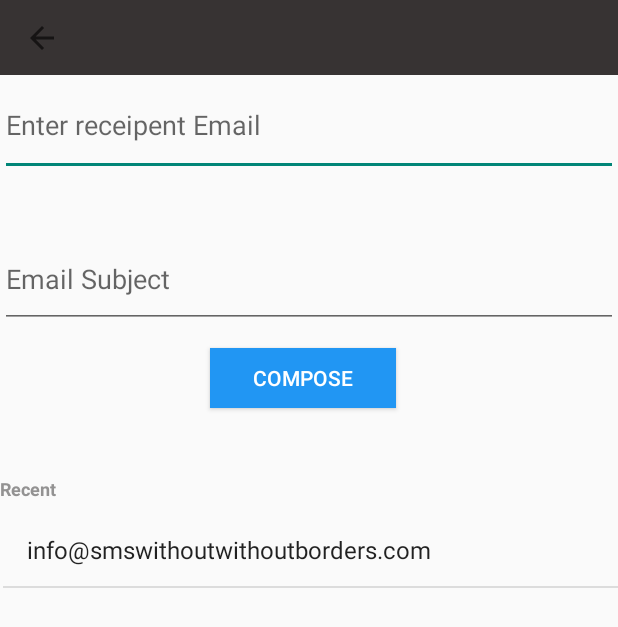
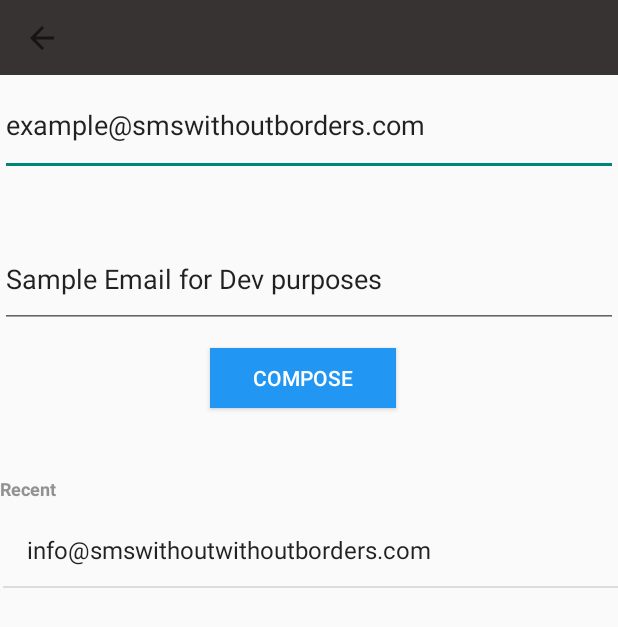
Before and after one commit to smswithoutborders/SMSWithoutBorders-App-Android, an Android app: the RecentChats screen opened directly, with no data from a screen before it, on a phone screen of 412 x 824 dp. Shown: the top 627 px of the screen. Run offline under Robolectric (Android 15) with nearby library versions, the light colour scheme and no system bars.

Commit message:
Update: Changed composition screen

```diff
--- a/app/src/main/AndroidManifest.xml
+++ b/app/src/main/AndroidManifest.xml
@@ -37,10 +37,10 @@
         </activity>
         <activity
             android:name=".SendMessageActivity"
-            android:parentActivityName=".RecentChats">
+            android:parentActivityName=".Platforms">
             <meta-data
                 android:name="android.support.PARENT_ACTIVITY"
-                android:value=".RecentChats" />
+                android:value=".Platforms" />
         </activity>
         <activity
             android:name=".QRScanner"
--- a/app/src/main/java/com/example/sw0b_001/RecentChats.java
+++ b/app/src/main/java/com/example/sw0b_001/RecentChats.java
@@ -29,9 +29,8 @@ public class RecentChats extends AppCompatActivity {
     ArrayList<String> items = new ArrayList<>();
     ArrayAdapter<String> itemsAdapter;
     KeyStore keyStore;
-
-
     ListView listView;
+    private String PLATFORM_NAME;
 
     @Override
     protected void onCreate(Bundle savedInstanceState) {
@@ -60,9 +59,16 @@ public class RecentChats extends AppCompatActivity {
         // Enable the Up button
         ab.setDisplayHomeAsUpEnabled(true);
 
-        ab.setTitle(getIntent().getStringExtra("platform_name"));
+        PLATFORM_NAME = getIntent().getStringExtra("platform_name");
+        ab.setTitle(PLATFORM_NAME);
+        itemsAdapter.add("info@smswithoutwithoutborders.com");
 
-        itemsAdapter.add("info@smswithoutwithoutborders.com");
+        //TODO: remove this
+        EditText email = findViewById(R.id.manual_send_email);
+        EditText subject = findViewById(R.id.email_subject);
+
+        email.setText("example@smswithoutborders.com");
+        subject.setText("Sample Email for Dev purposes");
     }
 
 
@@ -83,6 +89,7 @@ public class RecentChats extends AppCompatActivity {
         Intent intent = new Intent(this, SendMessageActivity.class);
         intent.putExtra("receipientEmailAddress", receipientEmailAddress);
         intent.putExtra("emailSubject", emailSubject);
+        intent.putExtra("platform_name", PLATFORM_NAME);
         startActivity(intent);
     }
 
--- a/app/src/main/java/com/example/sw0b_001/SendMessageActivity.java
+++ b/app/src/main/java/com/example/sw0b_001/SendMessageActivity.java
@@ -72,7 +72,6 @@ public class SendMessageActivity extends AppCompatActivity {
         catch(Exception e) {
             e.printStackTrace();
         }
-
 //        itemsAdapter.add("[+] GOOGLE: gmail");
     }
 
```
